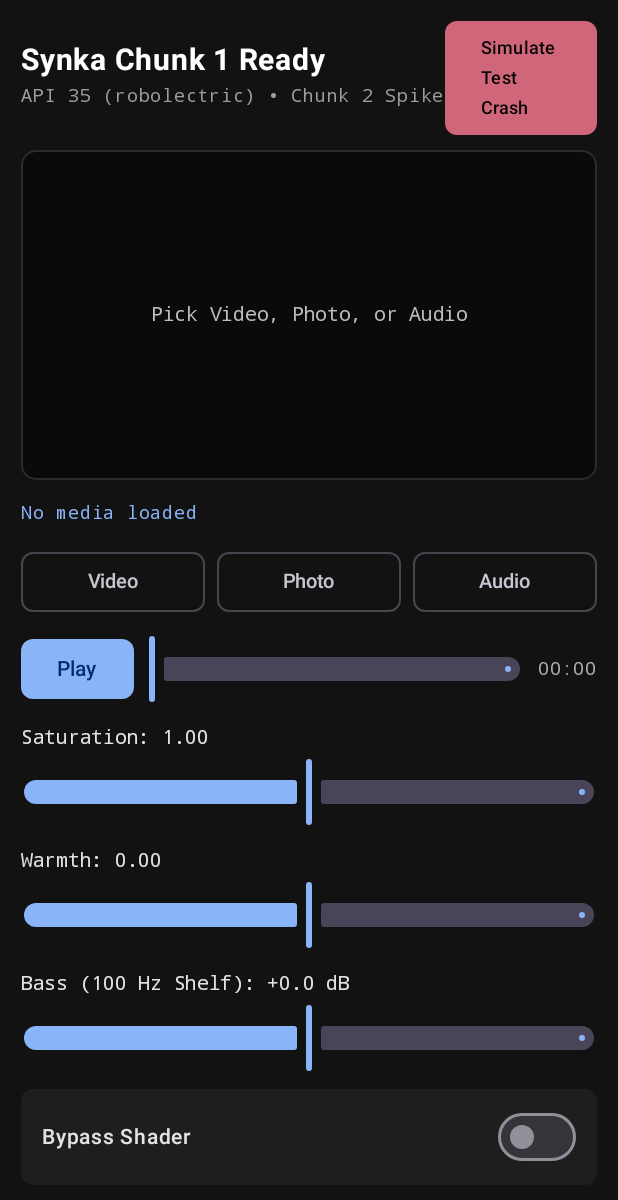
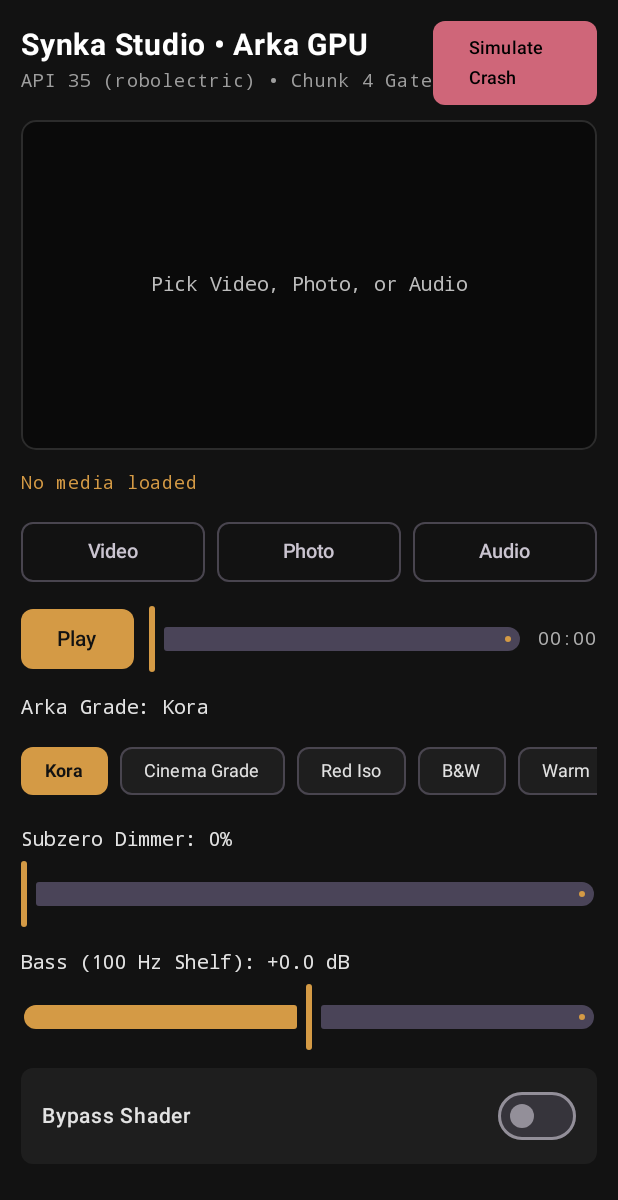
Before and after one commit to nobody8h/synka-studio, an Android app built with Jetpack Compose: the screen it shows after launch (MainActivity), on a phone screen of 412 x 824 dp. Shown: the top 1200 px of the screen. Run offline under Robolectric (Android 15) with nearby library versions, the phone set to English and light mode, and no system bars.

Commit message:
Add QuickPresetChip and update UI elements
Refactor MainActivity to include QuickPresetChip data class and update UI elements for preset selection. Adjust color scheme and modify crash simulation text.

```diff
--- a/app/src/main/java/com/synka/studio/MainActivity.kt
+++ b/app/src/main/java/com/synka/studio/MainActivity.kt
@@ -1,4 +1,4 @@
- package com.synka.studio
+package com.synka.studio
 
 import android.content.ClipData
 import android.content.ClipboardManager
@@ -24,6 +24,7 @@ import androidx.activity.result.contract.ActivityResultContracts
 import androidx.annotation.OptIn
 import androidx.compose.foundation.background
 import androidx.compose.foundation.border
+import androidx.compose.foundation.horizontalScroll
 import androidx.compose.foundation.layout.Arrangement
 import androidx.compose.foundation.layout.Box
 import androidx.compose.foundation.layout.Column
@@ -39,6 +40,8 @@ import androidx.compose.foundation.shape.RoundedCornerShape
 import androidx.compose.foundation.verticalScroll
 import androidx.compose.material3.Button
 import androidx.compose.material3.ButtonDefaults
+import androidx.compose.material3.FilterChip
+import androidx.compose.material3.FilterChipDefaults
 import androidx.compose.material3.MaterialTheme
 import androidx.compose.material3.OutlinedButton
 import androidx.compose.material3.Slider
@@ -86,6 +89,11 @@ private enum class MediaMode {
     AUDIO
 }
 
+private data class QuickPresetChip(
+    val chipLabel: String,
+    val preset: SynkaPreset
+)
+
 class MainActivity : ComponentActivity() {
 
     companion object {
@@ -106,8 +114,8 @@ class MainActivity : ComponentActivity() {
         val synkaDarkColors = darkColorScheme(
             background = Color(0xFF121212),
             surface = Color(0xFF1E1E1E),
-            primary = Color(0xFF8AB4F8),
-            onPrimary = Color(0xFF002D6C),
+            primary = Color(0xFFD49A45),
+            onPrimary = Color(0xFF121212),
             error = Color(0xFFCF6679),
             onError = Color(0xFF000000),
             onBackground = Color(0xFFE3E3E3),
@@ -186,6 +194,16 @@ class MainActivity : ComponentActivity() {
 private fun SynkaSpikeScreen() {
     val context = LocalContext.current
 
+    val quickPresets = remember {
+        listOf(
+            QuickPresetChip("Kora", SynkaBuiltInPresets.KORA),
+            QuickPresetChip("Cinema Grade", SynkaBuiltInPresets.CINEMA_TEAL_GOLD),
+            QuickPresetChip("Red Iso", SynkaBuiltInPresets.RED_ISO_CRIMSON_LOCK),
+            QuickPresetChip("B&W", SynkaBuiltInPresets.BW_SILVER_GELATIN),
+            QuickPresetChip("Warm", SynkaBuiltInPresets.WARM_GOLDEN_HOUR)
+        )
+    }
+
     val svaraAudio = remember { SvaraAudio() }
     val exoPlayer = remember {
         val renderersFactory = object : DefaultRenderersFactory(context) {
@@ -193,7 +211,7 @@ private fun SynkaSpikeScreen() {
                 context: Context,
                 enableFloatOutput: Boolean,
                 enableAudioTrackPlaybackParams: Boolean
-            ): AudioSink? {
+            ): AudioSink {
                 return DefaultAudioSink.Builder(context)
                     .setAudioProcessors(arrayOf<AudioProcessor>(svaraAudio))
                     .build()
@@ -211,13 +229,17 @@ private fun SynkaSpikeScreen() {
     var durationMs by remember { mutableLongStateOf(0L) }
     var isScrubbing by remember { mutableStateOf(false) }
 
-    var saturation by remember { mutableFloatStateOf(1.0f) }
-    var warmth by remember { mutableFloatStateOf(0.0f) }
+    var selectedPreset by remember { mutableStateOf(quickPresets.first().preset) }
+    var subzeroDimmer by remember { mutableFloatStateOf(selectedPreset.arka.subzeroDimmer) }
     var bassDb by remember { mutableFloatStateOf(0.0f) }
     var bypass by remember { mutableStateOf(false) }
 
     var textureViewRef by remember { mutableStateOf<TextureView?>(null) }
     var imageViewRef by remember { mutableStateOf<ImageView?>(null) }
+
+    val activeArkaParams = remember(selectedPreset, subzeroDimmer) {
+        selectedPreset.arka.copy(subzeroDimmer = subzeroDimmer).normalized()
+    }
 
     fun persistUri(uri: Uri) {
         runCatching {
@@ -323,21 +345,26 @@ private fun SynkaSpikeScreen() {
         }
     }
 
-    LaunchedEffect(saturation, warmth, bypass, mediaMode, photoUri) {
-        svaraAudio.bassGainDb = bassDb
+    // Re-create RenderEffect and attach to active View on every parameter, mode, or view update
+    LaunchedEffect(activeArkaParams, bypass, mediaMode, photoUri, textureViewRef, imageViewRef) {
         if (Build.VERSION.SDK_INT >= Build.VERSION_CODES.TIRAMISU) {
             val activeView = when (mediaMode) {
                 MediaMode.VIDEO -> textureViewRef
                 MediaMode.PHOTO -> imageViewRef
                 else -> null
             }
-            activeView?.let { view ->
-                // Post to view/main handler so layout/surface state is settled before re-binding RenderEffect
-                Handler(Looper.getMainLooper()).post {
+            val inactiveView = when (mediaMode) {
+                MediaMode.VIDEO -> imageViewRef
+                MediaMode.PHOTO -> textureViewRef
+                else -> null
+            }
+
+            Handler(Looper.getMainLooper()).post {
+                inactiveView?.let { ArkaShader.clearFromView(it) }
+                if (activeView != null) {
                     ArkaShader.applyToView(
-                        targetView = view,
-                        warmth = warmth,
-                        saturation = saturation,
+                        targetView = activeView,
+                        params = activeArkaParams,
                         bypass = bypass
                     )
                 }
@@ -364,13 +391,13 @@ private fun SynkaSpikeScreen() {
         ) {
             Column {
                 Text(
-                    text = "Synka Chunk 1 Ready",
+                    text = "Synka Studio • Arka GPU",
                     fontSize = 20.sp,
                     fontWeight = FontWeight.Bold,
                     color = Color.White
                 )
                 Text(
-                    text = "API ${Build.VERSION.SDK_INT} (${Build.MODEL}) • Chunk 2 Spike",
+                    text = "API ${Build.VERSION.SDK_INT} (${Build.MODEL}) • Chunk 4 Gate",
                     fontSize = 12.sp,
                     fontFamily = FontFamily.Monospace,
                     color = Color(0xFF9E9E9E)
@@ -379,7 +406,7 @@ private fun SynkaSpikeScreen() {
 
             Button(
                 onClick = {
-                    throw RuntimeException("Synka Test Gate 2: Simulated uncaught exception on API ${Build.VERSION.SDK_INT}")
+                    throw RuntimeException("Synka Test Gate 4: Simulated uncaught exception on API ${Build.VERSION.SDK_INT}")
                 },
                 colors = ButtonDefaults.buttonColors(
                     containerColor = Color(0xFFCF6679),
@@ -387,7 +414,7 @@ private fun SynkaSpikeScreen() {
                 ),
                 shape = RoundedCornerShape(8.dp)
             ) {
-                Text("Simulate Test Crash", fontSize = 12.sp, fontWeight = FontWeight.SemiBold)
+                Text("Simulate Crash", fontSize = 12.sp, fontWeight = FontWeight.SemiBold)
             }
         }
 
@@ -470,7 +497,7 @@ private fun SynkaSpikeScreen() {
             text = mediaLabel,
             fontSize = 12.sp,
             fontFamily = FontFamily.Monospace,
-            color = Color(0xFF8AB4F8),
+            color = Color(0xFFD49A45),
             maxLines = 1
         )
 
@@ -546,33 +573,67 @@ private fun SynkaSpikeScreen() {
             )
         }
 
-        // Saturation Slider (0.0 .. 2.0)
+        // Quick-tap Arka Preset Test Bar
+        Column(
+            modifier = Modifier.fillMaxWidth(),
+            verticalArrangement = Arrangement.spacedBy(6.dp)
+        ) {
+            val soloLabels = ColorBand.entries
+                .filterIndexed { idx, _ -> activeArkaParams.bands[idx].solo }
+                .joinToString(",") { it.shortLabel }
+            val soloSuffix = if (soloLabels.isNotEmpty()) " • SOLO: $soloLabels" else ""
+
+            Text(
+                text = "Arka Grade: ${selectedPreset.name}$soloSuffix",
+                fontSize = 13.sp,
+                fontFamily = FontFamily.Monospace,
+                color = Color(0xFFE3E3E3)
+            )
+
+            Row(
+                modifier = Modifier
+                    .fillMaxWidth()
+                    .horizontalScroll(rememberScrollState()),
+                horizontalArrangement = Arrangement.spacedBy(8.dp)
+            ) {
+                quickPresets.forEach { item ->
+                    val isSelected = selectedPreset.id == item.preset.id
+                    FilterChip(
+                        selected = isSelected,
+                        onClick = {
+                            selectedPreset = item.preset
+                            subzeroDimmer = item.preset.arka.subzeroDimmer
+                        },
+                        label = {
+                            Text(
+                                text = item.chipLabel,
+                                fontSize = 12.sp,
+                                fontWeight = if (isSelected) FontWeight.Bold else FontWeight.Normal
+                            )
+                        },
+                        colors = FilterChipDefaults.filterChipColors(
+                            selectedContainerColor = Color(0xFFD49A45),
+                            selectedLabelColor = Color(0xFF121212),
+                            containerColor = Color(0xFF1E1E1E),
+                            labelColor = Color(0xFFE3E3E3)
+                        )
+                    )
+                }
+            }
+        }
+
+        // Subzero Dimmer Test Slider (0 .. 100%)
         Column(modifier = Modifier.fillMaxWidth()) {
             Text(
-                text = String.format(Locale.US, "Saturation: %.2f", saturation),
+                text = String.format(Locale.US, "Subzero Dimmer: %.0f%%", subzeroDimmer),
                 fontSize = 13.sp,
                 fontFamily = FontFamily.Monospace,
                 color = Color(0xFFE3E3E3)
             )
             Slider(
-                value = saturation,
-                onValueChange = { saturation = it },
-                valueRange = 0f..2f
-            )
-        }
-
-        // Warmth Slider (-1.0 .. 1.0)
-        Column(modifier = Modifier.fillMaxWidth()) {
-            Text(
-                text = String.format(Locale.US, "Warmth: %.2f", warmth),
-                fontSize = 13.sp,
-                fontFamily = FontFamily.Monospace,
-                color = Color(0xFFE3E3E3)
-            )
-            Slider(
-                value = warmth,
-                onValueChange = { warmth = it },
-                valueRange = -1f..1f
+                value = subzeroDimmer,
+                onValueChange = { subzeroDimmer = it },
+                valueRange = 0f..100f
             )
         }
 
```
